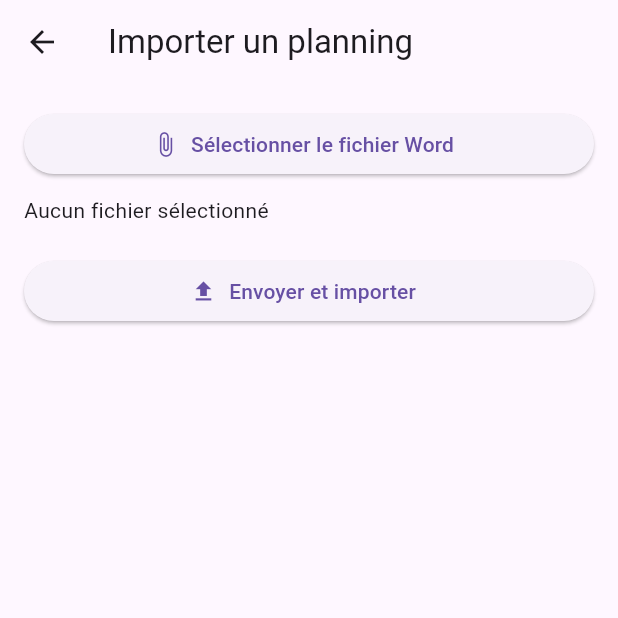
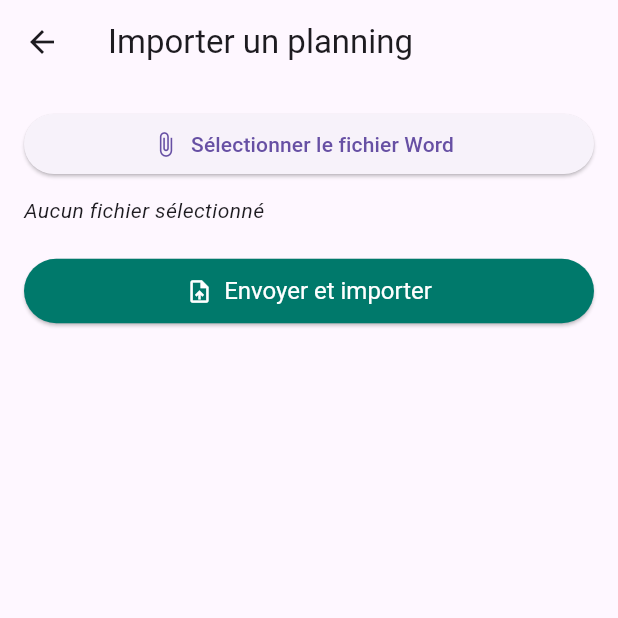
Before and after one commit to njilo1/emploi_temps_admin, a Flutter app: the PlanningImportPage screen opened directly, after a tap on "Envoyer et importer", on a phone screen of 412 x 824 dp, the top half of it. Run offline on Flutter 3.47's test engine with Material 3 defaults, Android fonts, the phone set to English and light mode, and no system bars; our stand-ins replace cloud_firestore, firebase_core, printing; missing offline and left inert: file_selector; accounts and stored records are empty.

Commit message:
derniere save

```diff
--- a/lib/pages/planning_import_page.dart
+++ b/lib/pages/planning_import_page.dart
@@ -35,6 +35,7 @@ class _PlanningImportPageState extends State<PlanningImportPage> {
 
   Future<void> _sendFile() async {
     if (_filePath == null) return;
+
     setState(() {
       _loading = true;
       _message = null;
@@ -43,9 +44,11 @@ class _PlanningImportPageState extends State<PlanningImportPage> {
     try {
       final request = http.MultipartRequest(
         'POST',
-        // Sur l'émulateur Android, "localhost" doit être remplacé par 10.0.2.2
-        Uri.parse('http://10.0.2.2:8000/parse-word'),
+        // 🛜 Adresse IP de ton PC hébergeant le serveur Flask
+        Uri.parse('http://192.168.1.102:8000/parse-word'),
       );
+
+      // Ajout du fichier sélectionné
       request.files.add(await http.MultipartFile.fromPath('file', _filePath!));
 
       final response = await request.send();
@@ -54,23 +57,24 @@ class _PlanningImportPageState extends State<PlanningImportPage> {
       if (response.statusCode == 200) {
         final data = json.decode(body) as Map<String, dynamic>;
         await _generator.importerDepuisJson(data);
+
         setState(() {
-          _message = 'Planning importé avec succès';
+          _message = '✅ Planning importé avec succès';
         });
       } else {
         setState(() {
-          _message = "Erreur lors de l'importation du fichier";
+          _message = "❌ Erreur serveur : ${response.statusCode}";
         });
       }
     } catch (e) {
       setState(() {
-        _message = 'Erreur : $e';
+        _message = '❌ Erreur : $e';
+      });
+    } finally {
+      setState(() {
+        _loading = false;
       });
     }
-
-    setState(() {
-      _loading = false;
-    });
   }
 
   @override
@@ -88,21 +92,35 @@ class _PlanningImportPageState extends State<PlanningImportPage> {
               label: const Text('Sélectionner le fichier Word'),
             ),
             const SizedBox(height: 10),
-            Text(_filePath ?? 'Aucun fichier sélectionné'),
+            Text(
+              _filePath ?? 'Aucun fichier sélectionné',
+              style: const TextStyle(fontStyle: FontStyle.italic),
+            ),
             const SizedBox(height: 20),
             _loading
                 ? const Center(child: CircularProgressIndicator())
                 : ElevatedButton.icon(
               onPressed: _sendFile,
-              icon: const Icon(Icons.upload),
+              icon: const Icon(Icons.upload_file),
               label: const Text('Envoyer et importer'),
+              style: ElevatedButton.styleFrom(
+                backgroundColor: Colors.teal.shade700,
+                foregroundColor: Colors.white,
+                padding: const EdgeInsets.symmetric(horizontal: 24, vertical: 12),
+                textStyle: const TextStyle(fontSize: 16),
+              ),
             ),
             if (_message != null)
               Padding(
                 padding: const EdgeInsets.only(top: 20),
                 child: Text(
                   _message!,
-                  style: const TextStyle(fontWeight: FontWeight.bold),
+                  style: TextStyle(
+                    fontWeight: FontWeight.bold,
+                    color: _message!.contains("✅")
+                        ? Colors.green
+                        : Colors.red,
+                  ),
                 ),
               ),
           ],
--- a/pubspec.yaml
+++ b/pubspec.yaml
@@ -43,7 +43,7 @@ dependencies:
   cloud_firestore_web: ^3.8.0
   firebase_storage_web: ^3.6.0
   http: ^1.2.1
-  file_selector: ^1.0.4
+  file_selector: ^1.0.3
   pdf: ^3.10.8
   printing: ^5.12.0
 
```
Also changed, not shown: lib/services/emploi_generator.dart (+23 -14 lines), pubspec.lock, 2 other files.
